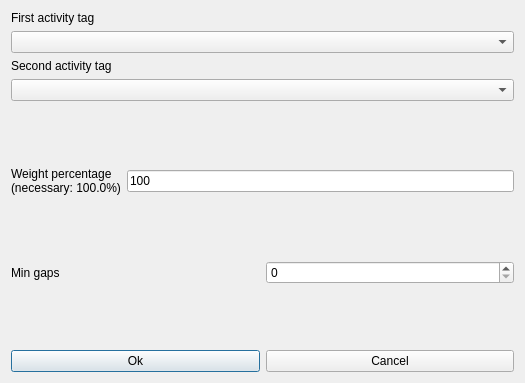
First picture: the form in fet/src/interface/modifyconstraintteachersmingapsbetweenorderedpairofactivitytagsform_template.ui, repository vonmecheln/fet, before the edit.
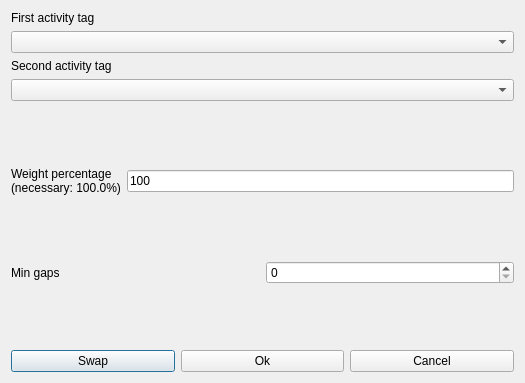
Second picture: the form after the edit.

Patch:
```diff
--- a/fet/src/interface/modifyconstraintteachersmingapsbetweenorderedpairofactivitytagsform_template.ui
+++ b/fet/src/interface/modifyconstraintteachersmingapsbetweenorderedpairofactivitytagsform_template.ui
@@ -171,6 +171,13 @@
    </item>
    <item>
     <layout class="QHBoxLayout">
+     <item>
+      <widget class="QPushButton" name="swapPushButton">
+       <property name="text">
+        <string comment="Interchange (swap) the two selected activity tags in the dialog">Swap</string>
+       </property>
+      </widget>
+     </item>
      <item>
       <widget class="QPushButton" name="okPushButton">
        <property name="text">
```
